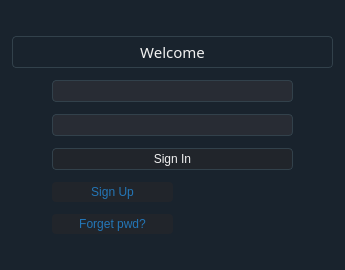
zhangzwwww/medlab, file frontend_pc/src/app/login/loginform.ui: the form before one commit.
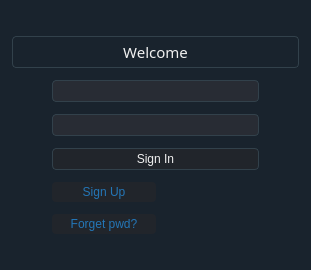
The form after the commit. Icons and pictures are not drawn.

Commit message: feat: change the layout of ui

```diff
--- a/frontend_pc/src/app/login/loginform.ui
+++ b/frontend_pc/src/app/login/loginform.ui
@@ -9,7 +9,7 @@
    <rect>
     <x>0</x>
     <y>0</y>
-    <width>345</width>
+    <width>311</width>
     <height>270</height>
    </rect>
   </property>
```
The commit also changes 1 other file.
